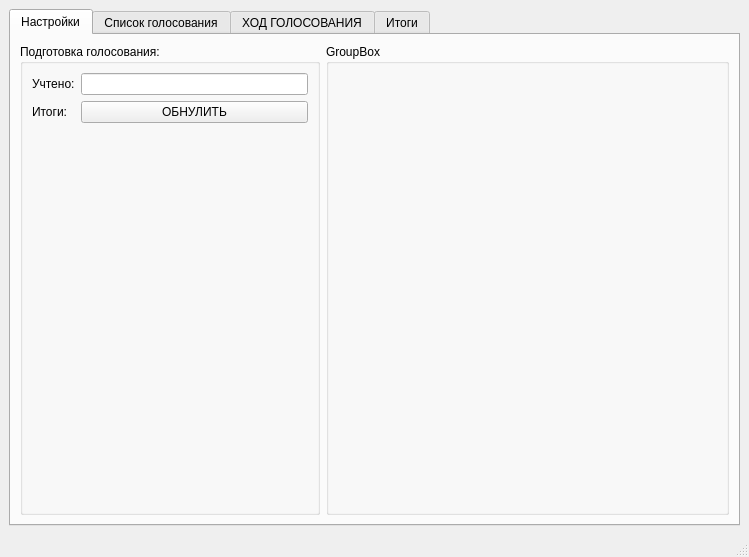
The window that Ui_panel.ui (AlexanderSokolov69/Vote_counter) describes before a commit, drawn with Qt 5.
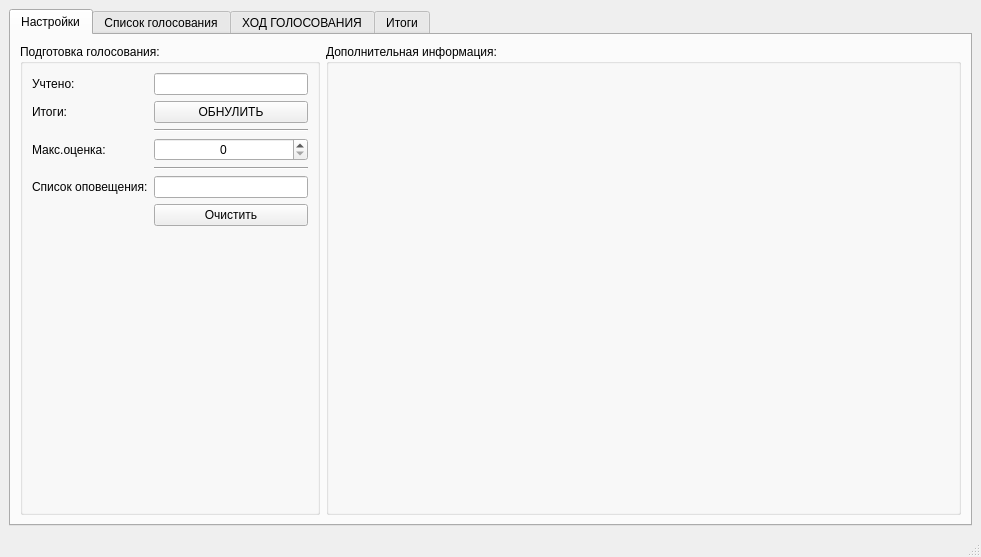
The same window after the commit. The open tabs and pages were chosen to show the change. Icons and pictures are not drawn.

Patch:
```diff
--- a/Ui_panel.ui
+++ b/Ui_panel.ui
@@ -6,7 +6,7 @@
    <rect>
     <x>0</x>
     <y>0</y>
-    <width>749</width>
+    <width>981</width>
     <height>557</height>
    </rect>
   </property>
@@ -48,6 +48,9 @@
              </item>
              <item row="0" column="1">
               <widget class="QLineEdit" name="t1Stat">
+               <property name="alignment">
+                <set>Qt::AlignCenter</set>
+               </property>
                <property name="readOnly">
                 <bool>true</bool>
                </property>
@@ -67,6 +70,114 @@
                </property>
               </widget>
              </item>
+             <item row="2" column="1">
+              <widget class="Line" name="line">
+               <property name="orientation">
+                <enum>Qt::Horizontal</enum>
+               </property>
+              </widget>
+             </item>
+             <item row="3" column="0">
+              <widget class="QLabel" name="label_13">
+               <property name="text">
+                <string>Макс.оценка:</string>
+               </property>
+              </widget>
+             </item>
+             <item row="3" column="1">
+              <widget class="QSpinBox" name="t1MaxVote">
+               <property name="sizePolicy">
+                <sizepolicy hsizetype="Expanding" vsizetype="Fixed">
+                 <horstretch>0</horstretch>
+                 <verstretch>0</verstretch>
+                </sizepolicy>
+               </property>
+               <property name="minimumSize">
+                <size>
+                 <width>60</width>
+                 <height>0</height>
+                </size>
+               </property>
+               <property name="alignment">
+                <set>Qt::AlignCenter</set>
+               </property>
+              </widget>
+             </item>
+             <item row="4" column="1">
+              <widget class="Line" name="line_2">
+               <property name="orientation">
+                <enum>Qt::Horizontal</enum>
+               </property>
+              </widget>
+             </item>
+             <item row="5" column="0">
+              <widget class="QLabel" name="label_15">
+               <property name="text">
+                <string>Список оповещения:</string>
+               </property>
+              </widget>
+             </item>
+             <item row="5" column="1">
+              <widget class="QLineEdit" name="t1CountWin">
+               <property name="alignment">
+                <set>Qt::AlignCenter</set>
+               </property>
+               <property name="readOnly">
+                <bool>true</bool>
+               </property>
+              </widget>
+             </item>
+             <item row="6" column="1">
+              <widget class="QPushButton" name="t1ClearWin">
+               <property name="text">
+                <string>Очистить</string>
+               </property>
+              </widget>
+             </item>
+             <item row="7" column="1">
+              <spacer name="verticalSpacer">
+               <property name="orientation">
+                <enum>Qt::Vertical</enum>
+               </property>
+               <property name="sizeHint" stdset="0">
+                <size>
+                 <width>20</width>
+                 <height>40</height>
+                </size>
+               </property>
+              </spacer>
+             </item>
+             <item row="8" column="0" colspan="2">
+              <widget class="QLabel" name="label_9">
+               <property name="sizePolicy">
+                <sizepolicy hsizetype="Expanding" vsizetype="Expanding">
+                 <horstretch>0</horstretch>
+                 <verstretch>0</verstretch>
+                </sizepolicy>
+               </property>
+               <property name="maximumSize">
+                <size>
+                 <width>16777215</width>
+                 <height>55</height>
+                </size>
+               </property>
+               <property name="text">
+                <string/>
+               </property>
+               <property name="pixmap">
+                <pixmap>static/images/title.png</pixmap>
+               </property>
+               <property name="scaledContents">
+                <bool>true</bool>
+               </property>
+               <property name="alignment">
+                <set>Qt::AlignBottom|Qt::AlignLeading|Qt::AlignLeft</set>
+               </property>
+               <property name="wordWrap">
+                <bool>false</bool>
+               </property>
+              </widget>
+             </item>
             </layout>
            </item>
           </layout>
@@ -75,7 +186,7 @@
         <item>
          <widget class="QGroupBox" name="groupBox_2">
           <property name="title">
-           <string>GroupBox</string>
+           <string>Дополнительная информация:</string>
           </property>
          </widget>
         </item>
```
Left out of the diff: 120 changed lines with no effect on the pictures.
